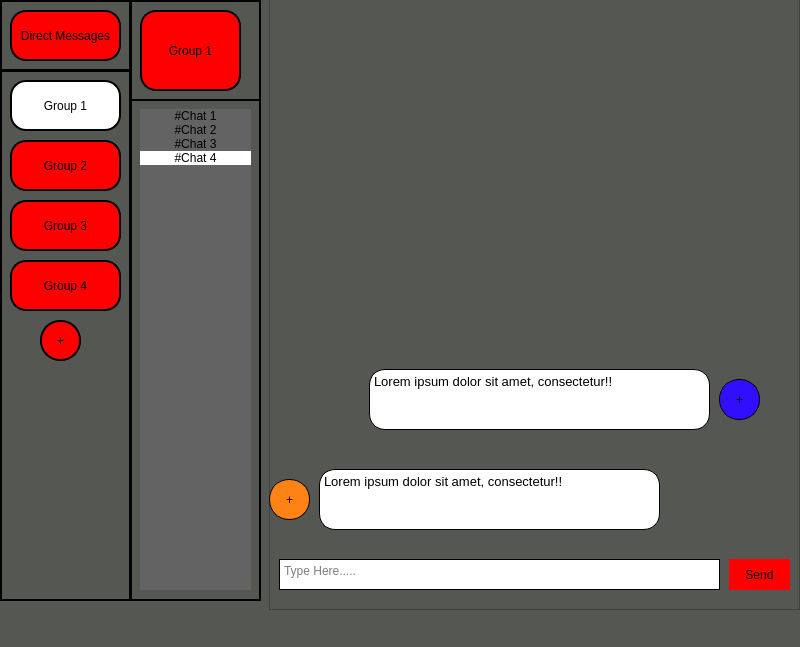
First picture: the form in forms/mainwindow.ui, repository FranciscbP/SDI_Coursework, before the edit.
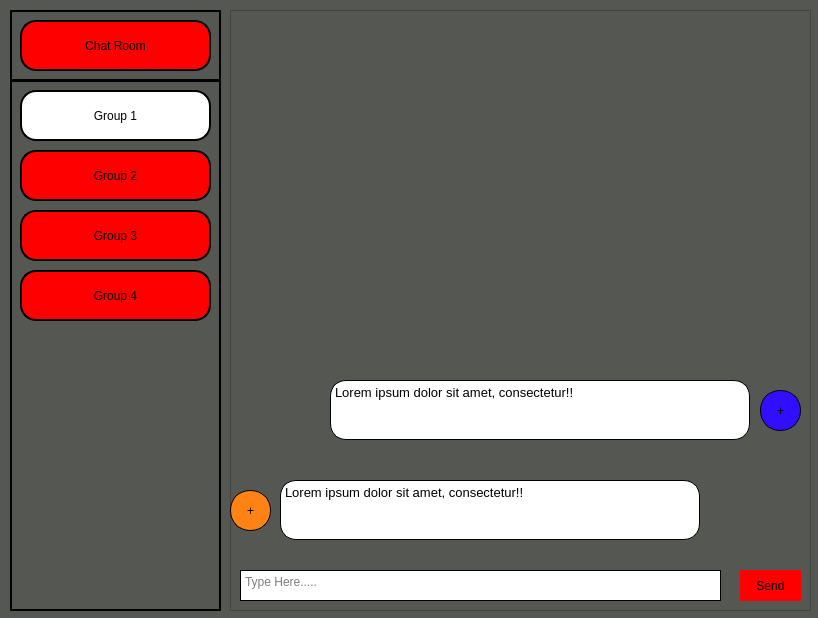
Second picture: the form after the edit.

Commit message: Chatroom - send messages

The edit to the form file:
```diff
--- a/forms/mainwindow.ui
+++ b/forms/mainwindow.ui
@@ -6,8 +6,8 @@
    <rect>
     <x>0</x>
     <y>0</y>
-    <width>800</width>
-    <height>647</height>
+    <width>818</width>
+    <height>618</height>
    </rect>
   </property>
   <property name="windowTitle">
@@ -17,194 +17,12 @@
    <string notr="true">background-color: rgb(85, 87, 83);</string>
   </property>
   <widget class="QWidget" name="centralwidget">
-   <widget class="QFrame" name="frame_3">
-    <property name="geometry">
-     <rect>
-      <x>130</x>
-      <y>0</y>
-      <width>131</width>
-      <height>601</height>
-     </rect>
-    </property>
-    <property name="styleSheet">
-     <string notr="true">border: 2px solid;
-border-color: rgb(0, 0, 0);</string>
-    </property>
-    <property name="frameShape">
-     <enum>QFrame::StyledPanel</enum>
-    </property>
-    <property name="frameShadow">
-     <enum>QFrame::Raised</enum>
-    </property>
-    <widget class="QFrame" name="frame_5">
-     <property name="geometry">
-      <rect>
-       <x>0</x>
-       <y>0</y>
-       <width>131</width>
-       <height>101</height>
-      </rect>
-     </property>
-     <property name="styleSheet">
-      <string notr="true">border: 2px solid;
-border-color: rgb(0, 0, 0);</string>
-     </property>
-     <property name="frameShape">
-      <enum>QFrame::StyledPanel</enum>
-     </property>
-     <property name="frameShadow">
-      <enum>QFrame::Raised</enum>
-     </property>
-     <widget class="QToolButton" name="toolButton">
-      <property name="geometry">
-       <rect>
-        <x>10</x>
-        <y>10</y>
-        <width>101</width>
-        <height>81</height>
-       </rect>
-      </property>
-      <property name="styleSheet">
-       <string notr="true">
-background-color: rgb(255, 0, 0);
-border-radius:16px;
-</string>
-      </property>
-      <property name="text">
-       <string>Group 1</string>
-      </property>
-     </widget>
-    </widget>
-    <widget class="QWidget" name="verticalLayoutWidget">
-     <property name="geometry">
-      <rect>
-       <x>10</x>
-       <y>109</y>
-       <width>111</width>
-       <height>481</height>
-      </rect>
-     </property>
-     <layout class="QVBoxLayout" name="verticalLayout">
-      <property name="spacing">
-       <number>0</number>
-      </property>
-      <property name="sizeConstraint">
-       <enum>QLayout::SetDefaultConstraint</enum>
-      </property>
-      <item>
-       <widget class="QPushButton" name="pushButton_9">
-        <property name="sizePolicy">
-         <sizepolicy hsizetype="Preferred" vsizetype="Fixed">
-          <horstretch>0</horstretch>
-          <verstretch>0</verstretch>
-         </sizepolicy>
-        </property>
-        <property name="styleSheet">
-         <string notr="true">
-QPushButton{
-background-color: rgb(99, 99, 99);
-border:0px
-}
-QPushButton:hover
-{
-   background-color:white;
-}</string>
-        </property>
-        <property name="text">
-         <string>#Chat 1</string>
-        </property>
-       </widget>
-      </item>
-      <item>
-       <widget class="QPushButton" name="pushButton_8">
-        <property name="sizePolicy">
-         <sizepolicy hsizetype="Minimum" vsizetype="Fixed">
-          <horstretch>0</horstretch>
-          <verstretch>0</verstretch>
-         </sizepolicy>
-        </property>
-        <property name="styleSheet">
-         <string notr="true">
-QPushButton{
-background-color: rgb(99, 99, 99);
-border:0px
-}
-QPushButton:hover
-{
-   background-color:white;
-}</string>
-        </property>
-        <property name="text">
-         <string>#Chat 2</string>
-        </property>
-       </widget>
-      </item>
-      <item>
-       <widget class="QPushButton" name="pushButton_10">
-        <property name="styleSheet">
-         <string notr="true">
-QPushButton{
-background-color: rgb(99, 99, 99);
-border:0px
-}
-QPushButton:hover
-{
-   background-color:white;
-}</string>
-        </property>
-        <property name="text">
-         <string>#Chat 3</string>
-        </property>
-       </widget>
-      </item>
-      <item>
-       <widget class="QPushButton" name="pushButton_11">
-        <property name="styleSheet">
-         <string notr="true">
-QPushButton{
-background-color: white;
-border:0px
-}
-QPushButton:hover
-{
-   background-color:white;
-}</string>
-        </property>
-        <property name="text">
-         <string>#Chat 4</string>
-        </property>
-       </widget>
-      </item>
-      <item>
-       <widget class="QPushButton" name="pushButton">
-        <property name="sizePolicy">
-         <sizepolicy hsizetype="Minimum" vsizetype="MinimumExpanding">
-          <horstretch>0</horstretch>
-          <verstretch>0</verstretch>
-         </sizepolicy>
-        </property>
-        <property name="styleSheet">
-         <string notr="true">
-QPushButton{
-background-color: rgb(99, 99, 99);
-border:0px
-}
-</string>
-        </property>
-        <property name="text">
-         <string/>
-        </property>
-       </widget>
-      </item>
-     </layout>
-    </widget>
-   </widget>
    <widget class="QFrame" name="frame_2">
     <property name="geometry">
      <rect>
-      <x>0</x>
-      <y>70</y>
-      <width>131</width>
+      <x>10</x>
+      <y>80</y>
+      <width>211</width>
       <height>531</height>
      </rect>
     </property>
@@ -223,7 +41,7 @@
       <rect>
        <x>10</x>
        <y>10</y>
-       <width>111</width>
+       <width>191</width>
        <height>51</height>
       </rect>
      </property>
@@ -247,7 +65,7 @@
       <rect>
        <x>10</x>
        <y>70</y>
-       <width>111</width>
+       <width>191</width>
        <height>51</height>
       </rect>
      </property>
@@ -271,7 +89,7 @@
       <rect>
        <x>10</x>
        <y>130</y>
-       <width>111</width>
+       <width>191</width>
        <height>51</height>
       </rect>
      </property>
@@ -295,7 +113,7 @@
       <rect>
        <x>10</x>
        <y>190</y>
-       <width>111</width>
+       <width>191</width>
        <height>51</height>
       </rect>
      </property>
@@ -314,37 +132,13 @@
       <string>Group 4</string>
      </property>
     </widget>
-    <widget class="QToolButton" name="toolButton_2">
-     <property name="geometry">
-      <rect>
-       <x>40</x>
-       <y>250</y>
-       <width>41</width>
-       <height>41</height>
-      </rect>
-     </property>
-     <property name="styleSheet">
-      <string notr="true">
-QToolButton{
-background-color: rgb(255, 0, 0);
-border-radius:20px;
-}
-QToolButton:hover
-{
-   background-color:white;
-}</string>
-     </property>
-     <property name="text">
-      <string>+</string>
-     </property>
-    </widget>
    </widget>
    <widget class="QFrame" name="frame">
     <property name="geometry">
      <rect>
-      <x>0</x>
-      <y>0</y>
-      <width>131</width>
+      <x>10</x>
+      <y>10</y>
+      <width>211</width>
       <height>71</height>
      </rect>
     </property>
@@ -363,7 +157,7 @@
       <rect>
        <x>10</x>
        <y>10</y>
-       <width>111</width>
+       <width>191</width>
        <height>51</height>
       </rect>
      </property>
@@ -379,7 +173,7 @@
 }</string>
      </property>
      <property name="text">
-      <string>Direct Messages</string>
+      <string>Chat Room</string>
      </property>
     </widget>
     <widget class="QFrame" name="frame_4">
@@ -430,10 +224,10 @@
    <widget class="QFrame" name="frame_6">
     <property name="geometry">
      <rect>
-      <x>269</x>
-      <y>-1</y>
-      <width>531</width>
-      <height>611</height>
+      <x>230</x>
+      <y>10</y>
+      <width>581</width>
+      <height>601</height>
      </rect>
     </property>
     <property name="frameShape">
@@ -445,7 +239,7 @@
     <widget class="QPushButton" name="pushButton_12">
      <property name="geometry">
       <rect>
-       <x>460</x>
+       <x>510</x>
        <y>560</y>
        <width>61</width>
        <height>31</height>
@@ -466,12 +260,15 @@
       <string>Send</string>
      </property>
     </widget>
-    <widget class="QPlainTextEdit" name="plainTextEdit">
+    <widget class="QPlainTextEdit" name="message_text">
+     <property name="enabled">
+      <bool>true</bool>
+     </property>
      <property name="geometry">
       <rect>
        <x>10</x>
        <y>560</y>
-       <width>441</width>
+       <width>481</width>
        <height>31</height>
       </rect>
      </property>
@@ -492,8 +289,8 @@
       <rect>
        <x>50</x>
        <y>470</y>
-       <width>341</width>
-       <height>61</height>
+       <width>420</width>
+       <height>60</height>
       </rect>
      </property>
      <property name="styleSheet">
@@ -538,7 +335,7 @@
     <widget class="QToolButton" name="toolButton_4">
      <property name="geometry">
       <rect>
-       <x>450</x>
+       <x>530</x>
        <y>380</y>
        <width>41</width>
        <height>41</height>
@@ -563,8 +360,8 @@
       <rect>
        <x>100</x>
        <y>370</y>
-       <width>341</width>
-       <height>61</height>
+       <width>420</width>
+       <height>60</height>
       </rect>
      </property>
      <property name="styleSheet">
@@ -585,17 +382,6 @@
     </widget>
    </widget>
   </widget>
-  <widget class="QMenuBar" name="menubar">
-   <property name="geometry">
-    <rect>
-     <x>0</x>
-     <y>0</y>
-     <width>800</width>
-     <height>22</height>
-    </rect>
-   </property>
-  </widget>
-  <widget class="QStatusBar" name="statusbar"/>
  </widget>
  <resources/>
  <connections/>
```
Left out of the diff: 56 changed lines with no effect on the pictures. The commit also changes 11 other files.
